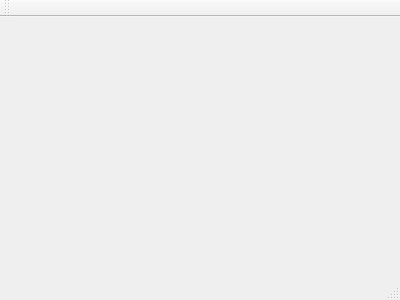
The window that BlueMoon/mainwindow.ui (sklins/BlueMoon) describes before a commit, drawn with Qt 5.
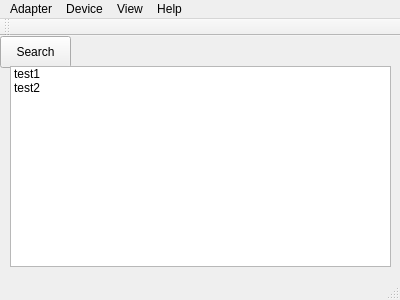
The same window after the commit.

```diff
--- a/BlueMoon/mainwindow.ui
+++ b/BlueMoon/mainwindow.ui
@@ -12,13 +12,98 @@
   <property name="windowTitle" >
    <string>MainWindow</string>
   </property>
-  <widget class="QMenuBar" name="menuBar" />
-  <widget class="QToolBar" name="mainToolBar" />
-  <widget class="QWidget" name="centralWidget" />
-  <widget class="QStatusBar" name="statusBar" />
+  <widget class="QWidget" name="centralWidget">
+   <widget class="QPushButton" name="pushButton">
+    <property name="geometry">
+     <rect>
+      <x>0</x>
+      <y>0</y>
+      <width>71</width>
+      <height>32</height>
+     </rect>
+    </property>
+    <property name="text">
+     <string>Search</string>
+    </property>
+   </widget>
+   <widget class="QListWidget" name="listWidget">
+    <property name="geometry">
+     <rect>
+      <x>10</x>
+      <y>30</y>
+      <width>381</width>
+      <height>201</height>
+     </rect>
+    </property>
+    <item>
+     <property name="text">
+      <string>test1</string>
+     </property>
+    </item>
+    <item>
+     <property name="text">
+      <string>test2</string>
+     </property>
+    </item>
+   </widget>
+  </widget>
+  <widget class="QMenuBar" name="menuBar">
+   <property name="geometry">
+    <rect>
+     <x>0</x>
+     <y>0</y>
+     <width>400</width>
+     <height>22</height>
+    </rect>
+   </property>
+   <widget class="QMenu" name="menuBlueMoon">
+    <property name="title">
+     <string>Adapter</string>
+    </property>
+   </widget>
+   <widget class="QMenu" name="menuEdit">
+    <property name="title">
+     <string>Device</string>
+    </property>
+    <addaction name="actionHistory"/>
+   </widget>
+   <widget class="QMenu" name="menuOther">
+    <property name="title">
+     <string>View</string>
+    </property>
+   </widget>
+   <widget class="QMenu" name="menuHelp">
+    <property name="title">
+     <string>Help</string>
+    </property>
+    <addaction name="actionAbout"/>
+   </widget>
+   <addaction name="menuBlueMoon"/>
+   <addaction name="menuEdit"/>
+   <addaction name="menuOther"/>
+   <addaction name="menuHelp"/>
+  </widget>
+  <widget class="QToolBar" name="mainToolBar">
+   <attribute name="toolBarArea">
+    <enum>TopToolBarArea</enum>
+   </attribute>
+   <attribute name="toolBarBreak">
+    <bool>false</bool>
+   </attribute>
+  </widget>
+  <widget class="QStatusBar" name="statusBar"/>
+  <action name="actionAbout">
+   <property name="text">
+    <string>About</string>
+   </property>
+  </action>
+  <action name="actionHistory">
+   <property name="text">
+    <string>History</string>
+   </property>
+  </action>
  </widget>
- <layoutDefault spacing="6" margin="11" />
- <pixmapfunction></pixmapfunction>
+ <layoutdefault spacing="6" margin="11"/>
  <resources/>
  <connections/>
 </ui>
```
Left out of the diff: 7 changed lines with no effect on the pictures.
